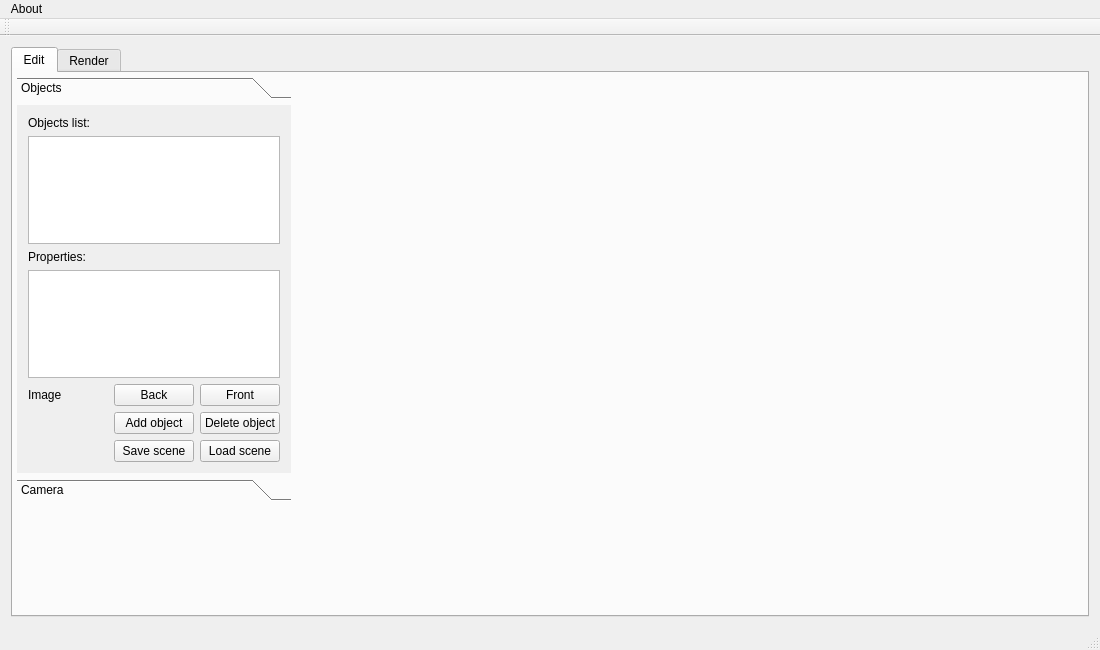
Above: mainwindow.ui from kazeevn/Mipt-ray-tracer before the change. Below: the same form after it.
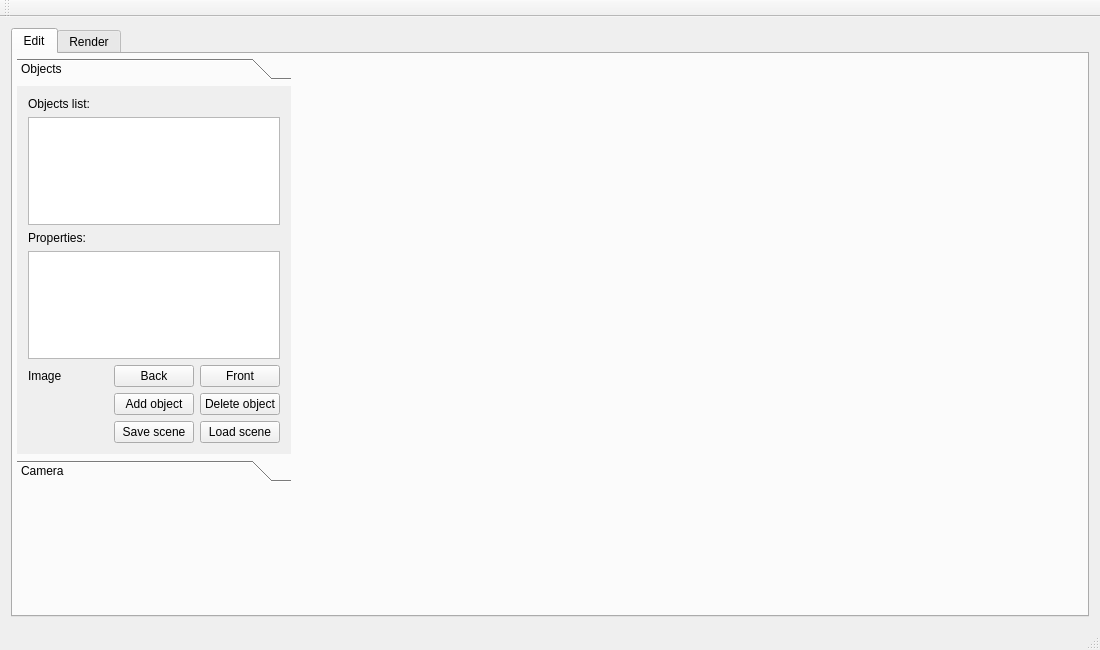
That is the form after the change. Icons and pictures are not drawn.

```diff
--- a/mainwindow.ui
+++ b/mainwindow.ui
@@ -253,6 +253,7 @@
     </item>
    </layout>
   </widget>
+  <widget class="QStatusBar" name="statusBar"/>
   <widget class="QToolBar" name="mainToolBar">
    <attribute name="toolBarArea">
     <enum>TopToolBarArea</enum>
@@ -261,23 +262,6 @@
     <bool>false</bool>
    </attribute>
   </widget>
-  <widget class="QStatusBar" name="statusBar"/>
-  <widget class="QMenuBar" name="menuBar">
-   <property name="geometry">
-    <rect>
-     <x>0</x>
-     <y>0</y>
-     <width>1100</width>
-     <height>25</height>
-    </rect>
-   </property>
-   <widget class="QMenu" name="menuAbout">
-    <property name="title">
-     <string>About</string>
-    </property>
-   </widget>
-   <addaction name="menuAbout"/>
-  </widget>
   <action name="actionAbout">
    <property name="text">
     <string>About</string>
```
